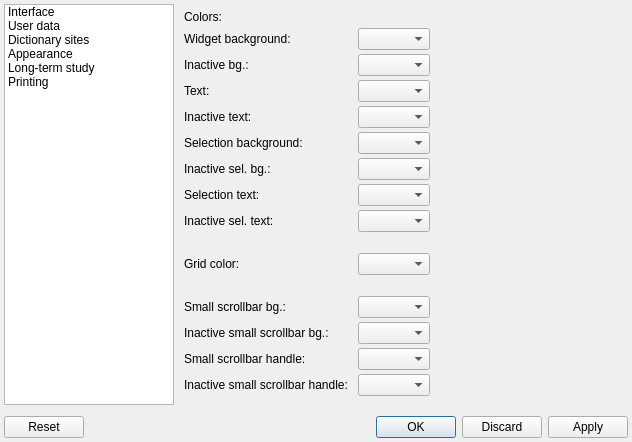
Above: settingsform.ui from z1dev/zkanji before the change. Below: the same form after it.
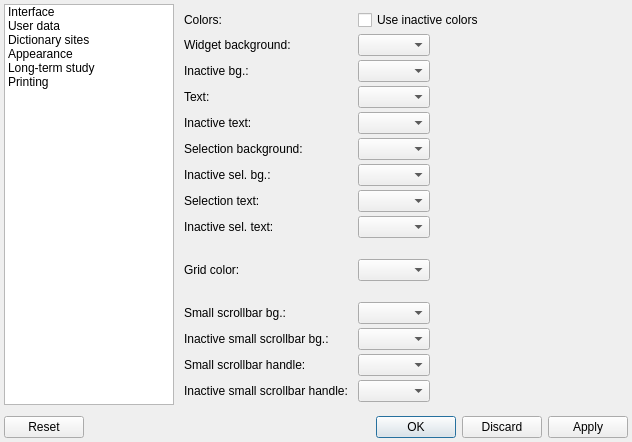
That is the form after the change. The open tabs and pages were chosen to show the change. Icons and pictures are not drawn. Custom widgets are drawn as their Qt base class.

Commit message: * Added selectable color option to only use the active colors, so the inactive colors don't have to be set. * Fixed: the dictionary and other list views won't change to inactive color while the same window is still active but with a different widget. * Fixed: The information text in the kanji information window changes its colors depending on its active status.

```diff
--- a/settingsform.ui
+++ b/settingsform.ui
@@ -3049,13 +3049,6 @@
               <property name="bottomMargin">
                <number>0</number>
               </property>
-              <item row="0" column="0" colspan="2">
-               <widget class="QLabel" name="label_115">
-                <property name="text">
-                 <string>Colors:</string>
-                </property>
-               </widget>
-              </item>
               <item row="1" column="0">
                <widget class="QLabel" name="label_59">
                 <property name="text">
@@ -3309,6 +3302,20 @@
                 </property>
                </widget>
               </item>
+              <item row="0" column="0">
+               <widget class="QLabel" name="label_115">
+                <property name="text">
+                 <string>Colors:</string>
+                </property>
+               </widget>
+              </item>
+              <item row="0" column="1">
+               <widget class="QCheckBox" name="useInactiveBox">
+                <property name="text">
+                 <string>Use inactive colors</string>
+                </property>
+               </widget>
+              </item>
              </layout>
             </widget>
             <widget class="QWidget" name="wordColorsPage">
```
Left out of the diff: 4 changed lines with no effect on the pictures. The commit also changes 7 other files.
